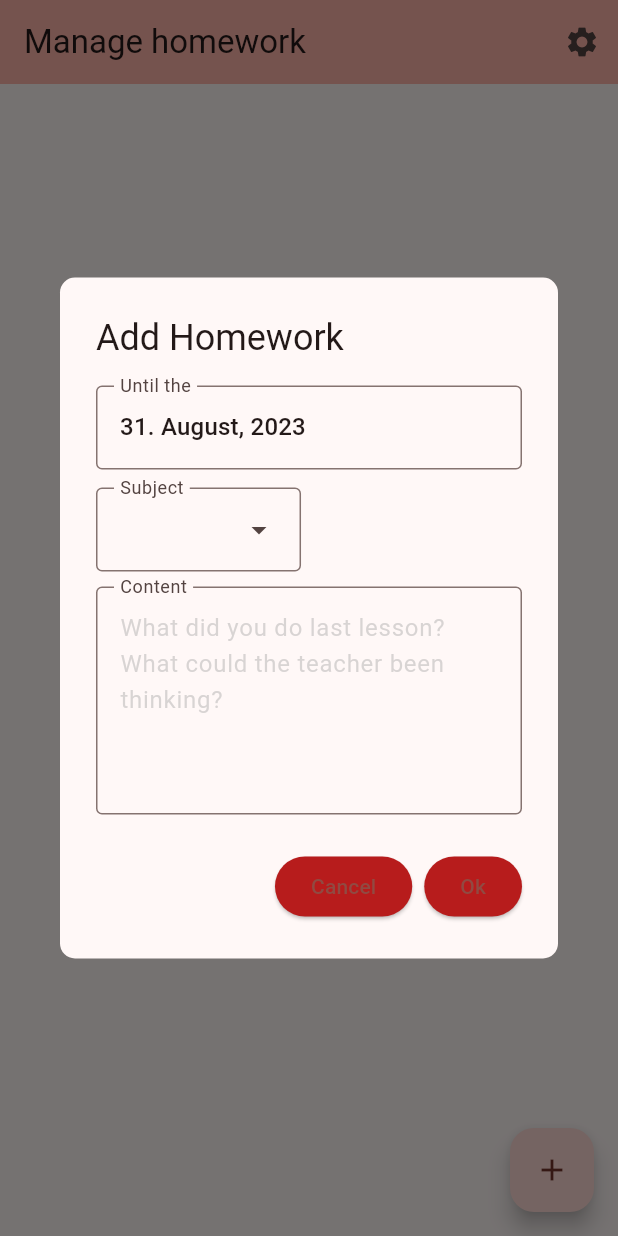
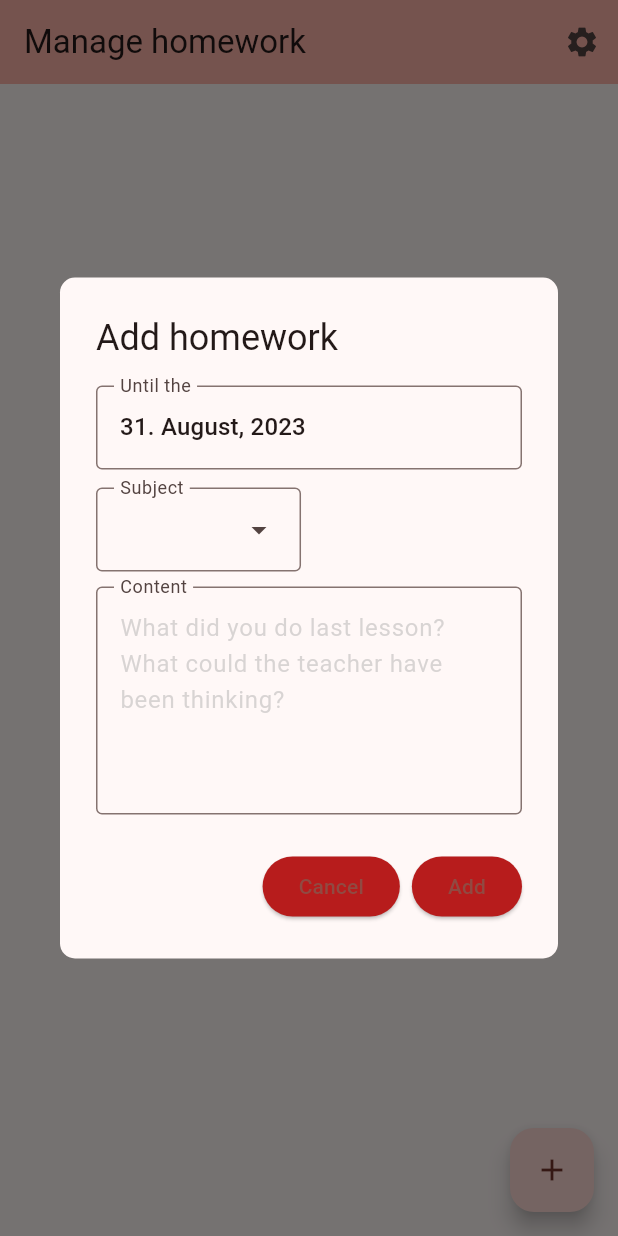
Before and after one commit to RandomModderJDK/hw_manager_flutter, a Flutter app: the screen it shows after launch, after a tap on the "add" icon, on a phone screen of 412 x 824 dp. Run offline on Flutter 3.47's test engine with Material 2 defaults, Android fonts, the phone set to English and light mode, and no system bars; drawn by our look-alikes of date_field; our stand-ins replace settings_ui, shared_preferences, sqflite_common_ffi; accounts and stored records are empty.

Commit message:
Make Add-Dialog more readable/structured Made title and actions arguments for dialog

```diff
--- a/lib/dialogs/dialog_add.dart
+++ b/lib/dialogs/dialog_add.dart
@@ -5,128 +5,186 @@ import 'package:hw_manager_flutter/shared_preferences.dart';
 import 'package:hw_manager_flutter/sqlite.dart';
 import 'package:intl/intl.dart';
 
-TextEditingController _contentController = TextEditingController();
-TextEditingController _subjectController = TextEditingController();
+class HomeworkFormDialog extends StatefulWidget {
+  final String title;
+  final String submit;
+  final String cancel;
+
+  const HomeworkFormDialog(
+      {super.key,
+      required this.title,
+      required this.submit,
+      required this.cancel});
+
+  @override
+  _HomeworkFormDialogState createState() => _HomeworkFormDialogState();
+}
+
+class _HomeworkFormDialogState extends State<HomeworkFormDialog> {
+  final TextEditingController _contentController = TextEditingController();
+  final TextEditingController _subjectController = TextEditingController();
+
+  final GlobalKey<FormState> formKey = GlobalKey<FormState>();
   DateTime _dateSelected = DateTime.now();
   bool _userDated = false;
+  final List<DropdownMenuEntry> subjectEntries = [];
 
-final List<DropdownMenuEntry> subjectEntries =
-    List<DropdownMenuEntry>.empty(growable: true);
+  @override
+  void initState() {
+    super.initState();
+    _loadInitialState();
+  }
 
-void _saveHomework(
-    BuildContext context, DateTime dateSelected, bool userDated) {
+  Future<void> _loadInitialState() async {
+    bool persisting = await Preferences.getDialogPersistence();
+    if (!persisting) {
+      setState(() {
+        _dateSelected = DateTime.now();
+        _userDated = false;
+      });
+    }
+    _loadSubjects();
+  }
+
+  Future<void> _loadSubjects() async {
+    List<Subject> subjList = await DBHelper().retrieveSubjects();
+    setState(() {
+      subjectEntries.clear();
+      subjectEntries.addAll(subjList
+          .map((s) => DropdownMenuEntry(value: s.name, label: s.name))
+          .toList());
+    });
+  }
+
+  void _saveHomework(BuildContext context) {
     String content = _contentController.text;
     String subject = _subjectController.text;
 
     Homework hw = Homework(
         subject: Subject(name: subject),
-      overdueTimestamp: dateSelected,
+        overdueTimestamp: _dateSelected,
         creationTimestamp: DateTime.timestamp(),
         content: content,
         finished: false);
+
     if (kDebugMode) {
       print(hw);
     }
+
     DBHelper().insertHomework(hw);
     Navigator.pop(context, true);
   }
 
-// TODO implement saving action
-// TODO add untis fetching to auto-select dates
-Future addHomework(
-    BuildContext context, void Function(VoidCallback fn) setState) {
-  final GlobalKey<FormState> formKey = GlobalKey<FormState>();
-
-  // Load subject into dropdown selection
-  DBHelper().retrieveSubjects().then((subjList) {
-    subjectEntries.clear();
-    subjectEntries.addAll(subjList
-        .map((s) => DropdownMenuEntry(value: s.name, label: s.name))
-        .toList());
-  });
-
-  Preferences.getDialogPersistence().then((persisting) {
-    if (persisting) return; // Use fields from previous dialog
-    _contentController = TextEditingController();
-    _subjectController = TextEditingController();
-    _dateSelected = DateTime.now();
-    _userDated = false;
-  });
-
-  return showDialog(
-      context: context,
-      builder: (context) => StatefulBuilder(
-          builder: (context, setState) => AlertDialog(
+  @override
+  Widget build(BuildContext context) {
+    return AlertDialog(
       scrollable: true,
-              title: const Text("Add Homework"),
+      title: Text(widget.title),
       backgroundColor: Theme.of(context).colorScheme.background,
       actions: [
         ElevatedButton(
-                    style: ElevatedButton.styleFrom(
-                        backgroundColor: Colors.red.shade900),
+          style: ElevatedButton.styleFrom(backgroundColor: Colors.red.shade900),
           onPressed: () => Navigator.of(context).pop(false),
-                    // Close dialog
-                    child: const Text("Cancel")),
+          child: Text(widget.cancel),
+        ),
         ElevatedButton(
-                    style: ElevatedButton.styleFrom(
-                        backgroundColor: Colors.red.shade900),
-                    onPressed: () => {
-                          if (formKey.currentState!.validate())
-                            _saveHomework(context, _dateSelected, _userDated)
+          style: ElevatedButton.styleFrom(backgroundColor: Colors.red.shade900),
+          onPressed: () {
+            if (formKey.currentState!.validate()) {
+              _saveHomework(context);
+            }
           },
-                    child: const Text("Ok")),
+          child: Text(widget.submit),
+        ),
       ],
-              //alignment: AlignmentDirectional.bottomCenter,
-              content: Form(
+      content: HomeworkFormContent(
+        formKey: formKey,
+        contentController: _contentController,
+        subjectController: _subjectController,
+        dateSelected: _dateSelected,
+        userDated: _userDated,
+        onDateSelected: (DateTime value) {
+          setState(() {
+            _dateSelected = value;
+            _userDated = true;
+          });
+        },
+        subjectEntries: subjectEntries,
+      ),
+    );
+  }
+}
+
+class HomeworkFormContent extends StatelessWidget {
+  HomeworkFormContent({
+    Key? key,
+    required this.formKey,
+    required this.contentController,
+    required this.subjectController,
+    required this.dateSelected,
+    required this.userDated,
+    required this.onDateSelected,
+    required this.subjectEntries,
+  }) : super(key: key);
+
+  final TextEditingController contentController;
+  final TextEditingController subjectController;
+  final DateTime dateSelected;
+  final bool userDated;
+  final Function(DateTime) onDateSelected;
+  final List<DropdownMenuEntry> subjectEntries;
+  final GlobalKey<FormState> formKey;
+
+  @override
+  Widget build(BuildContext context) {
+    return Form(
       key: formKey,
       child: Column(
         mainAxisSize: MainAxisSize.min,
         crossAxisAlignment: CrossAxisAlignment.stretch,
         children: <Widget>[
-                        // TODO add date/time selection
           DateTimeField(
-                          onDateSelected: (DateTime value) => setState(() {
-                            _dateSelected = value;
-                            _userDated = true;
-                          }),
-                          selectedDate: _dateSelected,
+            onDateSelected: onDateSelected,
+            selectedDate: dateSelected,
             mode: DateTimeFieldPickerMode.date,
-                          decoration: const InputDecoration(
-                              constraints: BoxConstraints(),
+            decoration: InputDecoration(
               labelText: "Until the",
-                              floatingLabelBehavior:
-                                  FloatingLabelBehavior.always,
-                              border: OutlineInputBorder()),
+              floatingLabelBehavior: FloatingLabelBehavior.always,
+              border: OutlineInputBorder(),
+            ),
             initialDate: DateTime(2023, 8),
             dateFormat: DateFormat("dd. MMMM, yyyy"),
             use24hFormat: true,
           ),
           const SizedBox(height: 12),
           DropdownMenu(
-                            controller: _subjectController,
+            controller: subjectController,
             enableSearch: true,
             requestFocusOnTap: true,
             label: const Text("Subject"),
             inputDecorationTheme: const InputDecorationTheme(
-                                floatingLabelBehavior:
-                                    FloatingLabelBehavior.always,
-                                border: OutlineInputBorder()),
-                            dropdownMenuEntries: subjectEntries),
+              floatingLabelBehavior: FloatingLabelBehavior.always,
+              border: OutlineInputBorder(),
+            ),
+            dropdownMenuEntries: subjectEntries,
+          ),
           const SizedBox(height: 10),
           TextFormField(
-                            controller: _contentController,
-                            validator: (value) => value!.isEmpty
-                                ? "Enter homework content!"
-                                : null,
+            controller: contentController,
+            validator: (value) =>
+                value!.isEmpty ? "Enter homework content!" : null,
             maxLines: 5,
             decoration: InputDecoration(
               labelText: "Content",
-                                floatingLabelBehavior:
-                                    FloatingLabelBehavior.always,
+              floatingLabelBehavior: FloatingLabelBehavior.always,
               border: const OutlineInputBorder(),
-                                hintStyle: TextStyle(
-                                    color: Colors.grey.withOpacity(0.40)),
+              hintStyle: TextStyle(color: Colors.grey.withOpacity(0.40)),
               hintText:
-                                    "What did you do last lesson?\nWhat could the teacher been thinking?")),
-                      ])))));
+                  "What did you do last lesson?\nWhat could the teacher have been thinking?",
+            ),
+          ),
+        ],
+      ),
+    );
   }
+}
--- a/lib/routes/home_route.dart
+++ b/lib/routes/home_route.dart
@@ -84,8 +84,15 @@ class HomeRouteState extends State<HomeRoute> {
           ]),
       body: hwListWidget(),
       floatingActionButton: FloatingActionButton(
-        onPressed: () async => addHomework(context, setState).then((v) {
-          if (v) setState(() {});
+        onPressed: () async => showDialog(
+          context: context,
+          builder: (context) => const HomeworkFormDialog(
+            title: 'Add homework',
+            submit: 'Add',
+            cancel: 'Cancel',
+          ),
+        ).then((v) {
+          setState(() {});
         }),
         tooltip: 'Add homework',
         child: const Icon(Icons.add),
```
Lines whose indentation alone changed are shown as unchanged.
